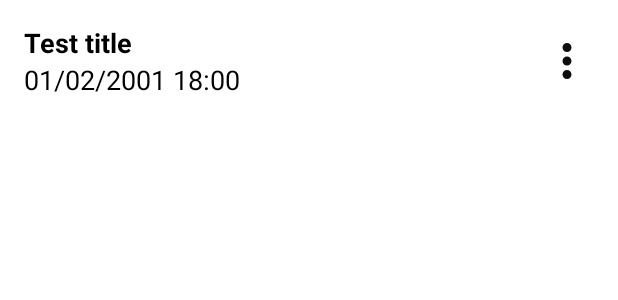
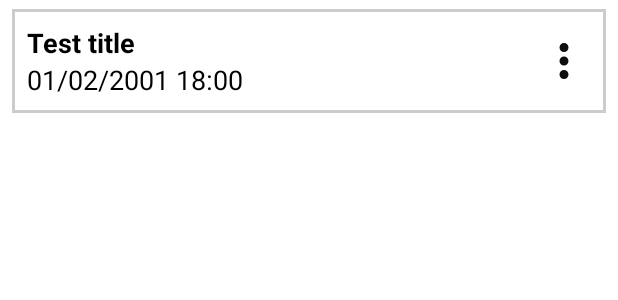
Before and after one commit to DucTato/Remindful, an Android app: the layout task_view.xml on its own in the app's theme, with its tools: preview values and no code run, on a phone screen of 412 x 824 dp. Shown: the top 300 px of the screen. Run offline under Robolectric (Android 15) with nearby library versions, the phone set to English and light mode, and no system bars.

Commit message:
Task view border
added border for task view, items displayed in a list should look better now

```diff
--- /dev/null
+++ b/app/src/main/res/drawable/customborder.xml
@@ -0,0 +1,13 @@
+<?xml version="1.0" encoding="UTF-8"?>
+<shape
+    xmlns:android="http://schemas.android.com/apk/res/android"
+    android:shape="rectangle">
+    <padding
+        android:left="10dp"
+        android:right="10dp"
+        android:top="10dp"
+        android:bottom="10dp"/>
+    <stroke
+        android:width="2dp"
+        android:color="#CCCCCC"/>
+</shape>
--- a/app/src/main/res/layout/task_view.xml
+++ b/app/src/main/res/layout/task_view.xml
@@ -1,10 +1,14 @@
 <?xml version="1.0" encoding="utf-8"?>
-<androidx.constraintlayout.widget.ConstraintLayout xmlns:android="http://schemas.android.com/apk/res/android"
+<androidx.constraintlayout.widget.ConstraintLayout
+    xmlns:android="http://schemas.android.com/apk/res/android"
     xmlns:app="http://schemas.android.com/apk/res-auto"
     xmlns:tools="http://schemas.android.com/tools"
     android:layout_width="match_parent"
     android:layout_height="wrap_content"
-    android:layout_margin="16dp">
+    android:layout_marginHorizontal="8dp"
+    android:layout_marginVertical="6dp"
+    android:background="@drawable/customborder"
+    >
 
     <TextView
         android:id="@+id/tv_title"
@@ -19,10 +23,11 @@
 
     <TextView
         android:id="@+id/tv_date"
-        android:layout_width="wrap_content"
+        android:layout_width="0dp"
         android:layout_height="wrap_content"
         android:textColor="@color/black"
         android:textSize="18sp"
+        app:layout_constraintEnd_toStartOf="@+id/iv_more"
         app:layout_constraintStart_toStartOf="@id/tv_title"
         app:layout_constraintTop_toBottomOf="@id/tv_title"
         tools:text="01/02/2001 18:00" />
@@ -36,4 +41,5 @@
         app:layout_constraintTop_toTopOf="parent"
         app:srcCompat="@drawable/ic_more" />
 
+
 </androidx.constraintlayout.widget.ConstraintLayout>
```
